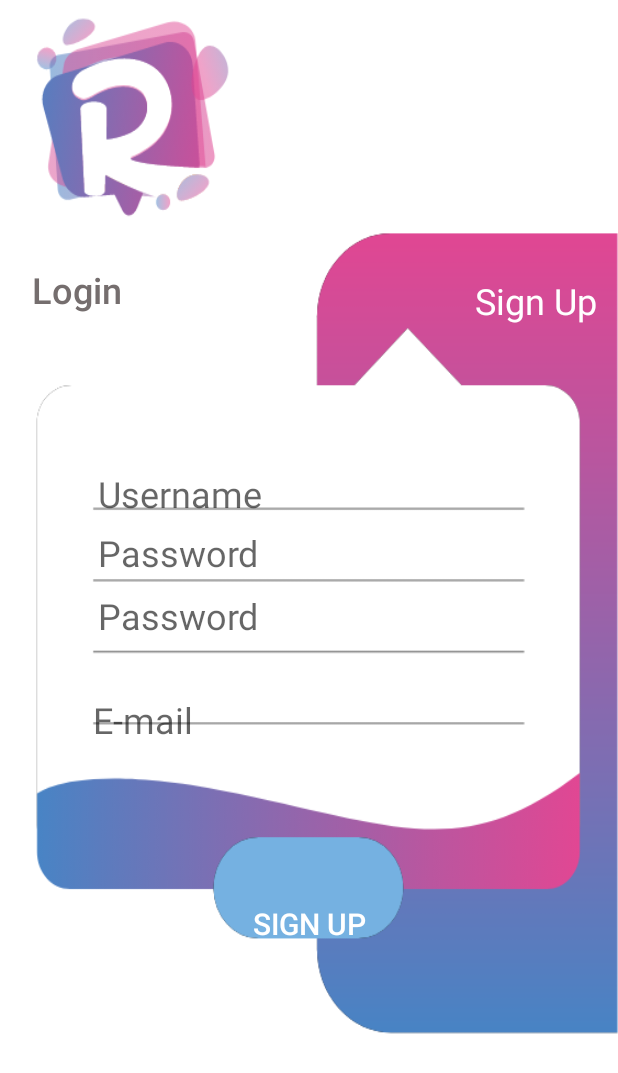
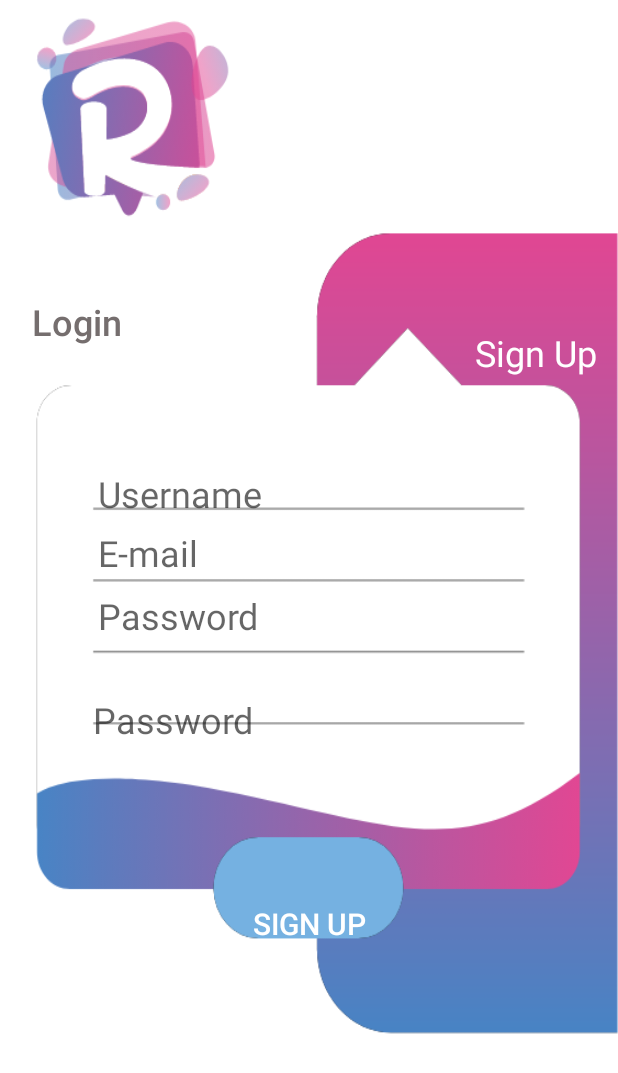
Before and after one commit to ReplyMee/ReplyMe-1, an Android app: the screen it shows after launch (sign_up), after a tap on "Sign Up", on a phone screen of 412 x 824 dp. Shown: the top 1073 px of the screen. Run offline under Robolectric (Android 15) with nearby library versions, the light colour scheme and no system bars; our stand-ins replace Firebase (no records; nobody signed in at launch, a user with empty details on screens opened directly).

Commit message:
login.xml signup xml değişti unit testler eklendi Bazı warningler çözüldü

```diff
--- a/app/src/main/AndroidManifest.xml
+++ b/app/src/main/AndroidManifest.xml
@@ -12,7 +12,7 @@
         android:supportsRtl="true"
         android:theme="@style/AppTheme">
         <activity android:name=".rePassword"></activity>
-        <activity android:name=".LogInActivity" />
+        <activity android:name=".LoginActivity" />
         <activity android:name=".sign_up" />
         <activity android:name=".UploadActivity" />
         <activity android:name=".FeedActivity" />
--- a/app/src/main/java/com/gtu/replyme/LogInActivity.kt
+++ b/app/src/main/java/com/gtu/replyme/LoginActivity.kt
@@ -8,8 +8,10 @@ import android.widget.Toast
 import com.google.firebase.auth.FirebaseAuth
 import kotlinx.android.synthetic.main.activity_log_in.*
 
-class LogInActivity : AppCompatActivity() {
+class LoginActivity : AppCompatActivity() {
+
     private lateinit var auth : FirebaseAuth
+    var loginSuccessFull = false
     override fun onCreate(savedInstanceState: Bundle?) {
         super.onCreate(savedInstanceState)
         setContentView(R.layout.activity_log_in)
@@ -20,12 +22,6 @@ class LogInActivity : AppCompatActivity() {
         if(currentUser!=null)
         {
 
-
-
-
-
-
-
             val intent = Intent(applicationContext, FeedActivity::class.java)
             startActivity(intent)
             finish()
@@ -34,8 +30,8 @@ class LogInActivity : AppCompatActivity() {
     fun signInClick(view : View)
     {
 
-        val email = editTextTextPersonName.text.toString()
-        val password = editTextTextPassword.text.toString()
+        val email = emaill.text.toString()
+        val password = Password.text.toString()
         auth.signInWithEmailAndPassword(email,password).addOnCompleteListener {task ->
             if(task.isSuccessful)
             {
--- a/app/src/main/java/com/gtu/replyme/MainActivity.kt
+++ b/app/src/main/java/com/gtu/replyme/MainActivity.kt
@@ -18,7 +18,7 @@ class MainActivity : AppCompatActivity() {
         supportActionBar?.hide()
 
         Handler().postDelayed({
-            val intent = Intent(this@MainActivity, LogInActivity::class.java)
+            val intent = Intent(this@MainActivity, LoginActivity::class.java)
             startActivity(intent)
         },5000)
     }
--- a/app/src/main/java/com/gtu/replyme/rePassword.kt
+++ b/app/src/main/java/com/gtu/replyme/rePassword.kt
@@ -15,6 +15,7 @@ class rePassword : AppCompatActivity() {
         super.onCreate(savedInstanceState)
         setContentView(R.layout.activity_re_password)
         supportActionBar?.hide()
+
         auth = FirebaseAuth.getInstance()
     }
 
--- a/app/src/main/res/layout/activity_sign_up.xml
+++ b/app/src/main/res/layout/activity_sign_up.xml
@@ -9,7 +9,7 @@
 
 
     <EditText
-        android:id="@+id/editTextTextPassword3"
+        android:id="@+id/emaill"
         android:layout_width="0dp"
         android:layout_height="26dp"
         android:layout_marginStart="65dp"
@@ -19,17 +19,17 @@
         android:autofillHints=""
         android:background="@null"
         android:ems="10"
-        android:hint="Password"
-        android:inputType="textPassword"
+        android:hint="@string/e_mail"
+        android:inputType="textEmailAddress"
         android:textColor="#605B5B"
         android:textSize="24sp"
-        app:layout_constraintBottom_toBottomOf="@+id/editTextTextPassword4"
+        app:layout_constraintBottom_toBottomOf="@+id/Password"
         app:layout_constraintEnd_toEndOf="parent"
         app:layout_constraintStart_toStartOf="parent"
-        app:layout_constraintTop_toTopOf="@+id/editTextTextPersonName2" />
+        app:layout_constraintTop_toTopOf="@+id/Username" />
 
     <EditText
-        android:id="@+id/editTextTextPassword4"
+        android:id="@+id/Password"
         android:layout_width="0dp"
         android:layout_height="29dp"
         android:layout_marginStart="65dp"
@@ -37,7 +37,7 @@
         android:autofillHints=""
         android:background="@null"
         android:ems="10"
-        android:hint="Password"
+        android:hint="@string/password"
         android:inputType="textPassword"
         android:textColor="#595353"
         android:textSize="24sp"
@@ -47,27 +47,27 @@
         app:layout_constraintTop_toTopOf="parent" />
 
     <TextView
-        android:id="@+id/textView8"
+        android:id="@+id/SignUp"
         android:layout_width="wrap_content"
         android:layout_height="wrap_content"
         android:layout_marginTop="161dp"
         android:layout_marginEnd="14dp"
         android:layout_marginBottom="158dp"
-        android:text="Sign Up"
+        android:text="@string/sign_up"
         android:textColor="#FFFFFF"
         android:textSize="24sp"
-        app:layout_constraintBottom_toTopOf="@+id/editTextTextPassword4"
+        app:layout_constraintBottom_toTopOf="@+id/PasswordAgain"
         app:layout_constraintEnd_toEndOf="parent"
         app:layout_constraintTop_toTopOf="parent" />
 
     <Button
-        android:id="@+id/button"
+        android:id="@+id/signupbutton"
         android:layout_width="138dp"
         android:layout_height="60dp"
         android:layout_marginBottom="178dp"
         android:background="#00FFFFFF"
         android:onClick="singnUpClicked"
-        android:text="sıgn up"
+        android:text="@string/s_gn_up"
         android:textColor="#FFFFFF"
         android:textSize="20sp"
         app:layout_constraintBottom_toBottomOf="parent"
@@ -75,7 +75,7 @@
         app:layout_constraintStart_toStartOf="parent" />
 
     <EditText
-        android:id="@+id/editTextTextPersonName2"
+        android:id="@+id/Username"
         android:layout_width="0dp"
         android:layout_height="29dp"
         android:layout_marginTop="75dp"
@@ -84,18 +84,18 @@
         android:autofillHints=""
         android:background="@null"
         android:ems="10"
-        android:hint="Username"
+        android:hint="@string/username"
         android:inputType="textPersonName"
         android:textSize="24sp"
-        app:layout_constraintBottom_toTopOf="@+id/editTextTextPassword4"
+        app:layout_constraintBottom_toTopOf="@+id/Password"
         app:layout_constraintEnd_toEndOf="parent"
         app:layout_constraintHorizontal_bias="0.0"
-        app:layout_constraintStart_toStartOf="@+id/editTextTextPassword3"
-        app:layout_constraintTop_toBottomOf="@+id/button2"
+        app:layout_constraintStart_toStartOf="@+id/emaill"
+        app:layout_constraintTop_toBottomOf="@+id/login_button"
         app:layout_constraintVertical_bias="1.0" />
 
     <EditText
-        android:id="@+id/editTextTextPersonName3"
+        android:id="@+id/PasswordAgain"
         android:layout_width="0dp"
         android:layout_height="29dp"
         android:layout_marginStart="62dp"
@@ -105,16 +105,17 @@
         android:autofillHints=""
         android:background="@null"
         android:ems="10"
-        android:hint="E-mail"
-        android:inputType="textPersonName"
+        android:hint="@string/password"
+        android:inputType="textPassword"
+        android:textColor="#595353"
         android:textSize="24sp"
-        app:layout_constraintBottom_toBottomOf="@+id/button"
+        app:layout_constraintBottom_toBottomOf="@+id/signupbutton"
         app:layout_constraintEnd_toEndOf="parent"
         app:layout_constraintStart_toStartOf="parent"
-        app:layout_constraintTop_toTopOf="@+id/editTextTextPersonName2" />
+        app:layout_constraintTop_toTopOf="@+id/Username" />
 
     <Button
-        android:id="@+id/button2"
+        android:id="@+id/login_button"
         android:layout_width="wrap_content"
         android:layout_height="wrap_content"
         android:layout_marginStart="7dp"
@@ -123,12 +124,12 @@
         android:layout_marginBottom="143dp"
         android:background="#00FFFFFF"
         android:onClick="backToSign"
-        android:text="Login"
+        android:text="@string/login"
         android:textAllCaps="false"
         android:textColor="#756E6E"
         android:textSize="24sp"
-        app:layout_constraintBottom_toBottomOf="@+id/editTextTextPassword3"
-        app:layout_constraintEnd_toStartOf="@+id/textView8"
+        app:layout_constraintBottom_toBottomOf="@+id/Password"
+        app:layout_constraintEnd_toStartOf="@+id/SignUp"
         app:layout_constraintStart_toStartOf="parent"
         app:layout_constraintTop_toTopOf="parent" />
 
--- a/app/src/main/res/values/strings.xml
+++ b/app/src/main/res/values/strings.xml
@@ -1,3 +1,10 @@
 <resources>
     <string name="app_name">ReplyMe</string>
+    <string name="forgot_password">Forgot password?</string>
+    <string name="e_mail">E-mail</string>
+    <string name="login">Login</string>
+    <string name="sign_up">Sign Up</string>
+    <string name="password">Password</string>
+    <string name="username">Username</string>
+    <string name="s_gn_up">sıgn up</string>
 </resources>
--- a/build.gradle
+++ b/build.gradle
@@ -24,7 +24,3 @@ allprojects {
 
     }
 }
-
-task clean(type: Delete) {
-    delete rootProject.buildDir
-}
```
Also changed, not shown: app/build.gradle (+8 -4 lines), app/src/main/java/com/gtu/replyme/FeedActivity.kt (+10 -6 lines), app/src/main/java/com/gtu/replyme/sign_up.kt (+20 -5 lines), app/src/main/res/layout/activity_log_in.xml (+18 -17 lines), 3 other files.
